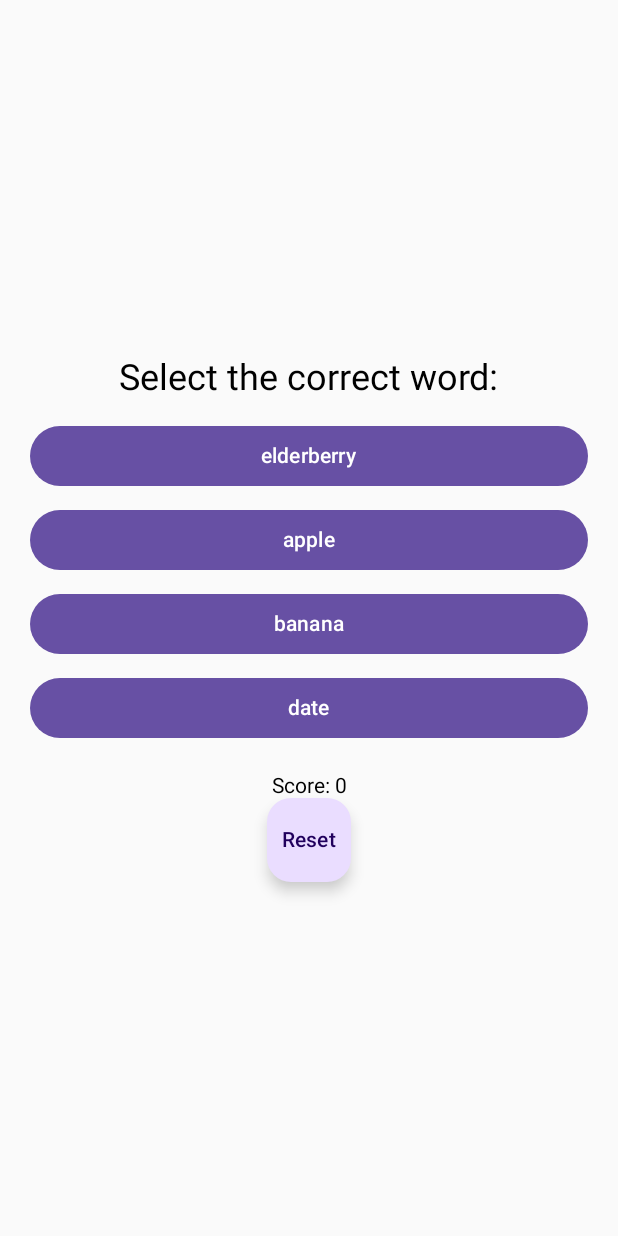
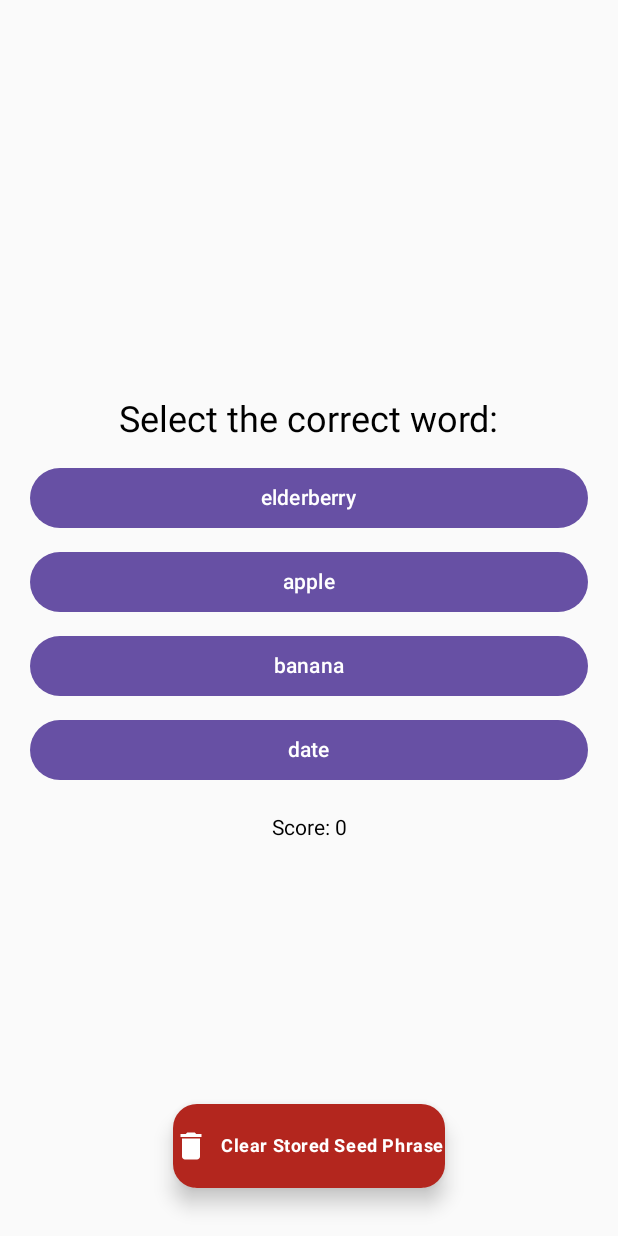
Before and after one commit to emfarih/remember-my-wallet, an Android app built with Jetpack Compose: the QuizGameScreen screen opened through its navigation route, on a phone screen of 412 x 824 dp. Run offline under Robolectric (Android 15) with nearby library versions, the phone set to English and light mode, and no system bars; our stand-ins replace Dagger/Hilt's generated code; 2 statements that could not run were skipped.

Commit message:
Fix Navigation Logic & clear seed logic

```diff
--- a/app/src/main/java/limited/m/remembermywallet/MyNavigation.kt
+++ b/app/src/main/java/limited/m/remembermywallet/MyNavigation.kt
@@ -71,7 +71,14 @@ fun MyNavigation(viewModel: SeedInputViewModel = hiltViewModel()) {
         }
         composable("quiz_game") {
             Log.d(TAG, "Navigating to QuizGameScreen")
-            QuizGameScreen()
+            QuizGameScreen(
+                onSeedCleared = {
+                    Log.d(TAG, "Seed cleared, navigating to SeedInputScreen")
+                    navController.navigate("seed_input") {
+                        popUpTo("quiz_game") { inclusive = true }
+                    }
+                }
+            )
         }
     }
 
--- a/app/src/main/java/limited/m/remembermywallet/ui/quizgame/QuizGameScreen.kt
+++ b/app/src/main/java/limited/m/remembermywallet/ui/quizgame/QuizGameScreen.kt
@@ -2,25 +2,34 @@ package limited.m.remembermywallet.ui.quizgame
 
 import android.util.Log
 import androidx.compose.foundation.layout.*
+import androidx.compose.material.icons.Icons
+import androidx.compose.material.icons.filled.Delete
 import androidx.compose.material3.*
 import androidx.compose.runtime.*
 import androidx.compose.ui.Alignment
 import androidx.compose.ui.Modifier
+import androidx.compose.ui.text.font.FontWeight
 import androidx.compose.ui.unit.dp
 import androidx.hilt.navigation.compose.hiltViewModel
 import limited.m.remembermywallet.viewmodel.QuizGameViewModel
+import limited.m.remembermywallet.viewmodel.SeedInputViewModel
 
 @Composable
-fun QuizGameScreen(viewModel: QuizGameViewModel = hiltViewModel()) {
+fun QuizGameScreen(quizGameViewModel: QuizGameViewModel = hiltViewModel(),
+                   seedInputViewModel: SeedInputViewModel = hiltViewModel(),
+                   onSeedCleared: () -> Unit) {
     @Suppress("LocalVariableName") val TAG = "QuizGameScreen"
-    val quizState by viewModel.quizState.collectAsState()
+    val quizState by quizGameViewModel.quizState.collectAsState()
 
     Log.d(TAG, "QuizGameScreen Composable Loaded")
 
-    Column(
+    Box(
         modifier = Modifier
             .fillMaxSize()
-            .padding(16.dp),
+            .padding(16.dp)
+    ) {
+        Column(
+            modifier = Modifier.fillMaxSize(),
             horizontalAlignment = Alignment.CenterHorizontally,
             verticalArrangement = Arrangement.Center
         ) {
@@ -34,7 +43,7 @@ fun QuizGameScreen(viewModel: QuizGameViewModel = hiltViewModel()) {
                     Button(
                         onClick = {
                             Log.d(TAG, "Answer Selected: $option")
-                        viewModel.checkAnswer(option)
+                            quizGameViewModel.checkAnswer(option)
                         },
                         modifier = Modifier
                             .fillMaxWidth()
@@ -48,12 +57,38 @@ fun QuizGameScreen(viewModel: QuizGameViewModel = hiltViewModel()) {
                 Text(text = "Score: ${quizState.score}")
                 Log.d(TAG, "Current Score: ${quizState.score}")
             }
+        }
 
-        FloatingActionButton(onClick = {
-            Log.d(TAG, "Quiz Reset Triggered")
-            viewModel.resetQuiz()
-        }) {
-            Text("Reset")
+        // Properly position the FloatingActionButton at the bottom center
+        FloatingActionButton(
+            onClick = {
+                Log.d(TAG, "Clear Stored Seed Phrase Triggered")
+                seedInputViewModel.clearSeed()
+                onSeedCleared()
+            },
+            modifier = Modifier
+                .align(Alignment.BottomCenter)
+                .padding(bottom = 16.dp),
+            containerColor = MaterialTheme.colorScheme.error, // Red color for deletion action
+            elevation = FloatingActionButtonDefaults.elevation(8.dp), // Adding shadow
+        ) {
+            Row(
+                verticalAlignment = Alignment.CenterVertically,
+                horizontalArrangement = Arrangement.spacedBy(8.dp)
+            ) {
+                Icon(
+                    imageVector = Icons.Filled.Delete, // Icon to indicate deletion
+                    contentDescription = "Clear Seed Phrase",
+                    tint = MaterialTheme.colorScheme.onError // Contrast with the background
+                )
+                Text(
+                    text = "Clear Stored Seed Phrase",
+                    style = MaterialTheme.typography.bodySmall.copy(
+                        fontWeight = FontWeight.Bold // Bold text for emphasis
+                    ),
+                    color = MaterialTheme.colorScheme.onError // Text color that contrasts with the button
+                )
             }
         }
     }
+}
--- a/app/src/main/java/limited/m/remembermywallet/viewmodel/QuizGameViewModel.kt
+++ b/app/src/main/java/limited/m/remembermywallet/viewmodel/QuizGameViewModel.kt
@@ -42,10 +42,4 @@ class QuizGameViewModel @Inject constructor(private val repository: QuizReposito
         Log.d(tag, "Answer selected: $selectedAnswer, Correct: $isCorrect, New Score: $newScore")
         loadNewQuestion()
     }
-
-    fun resetQuiz() {
-        _quizState.value = QuizState()
-        Log.d(tag, "Quiz reset")
-        loadNewQuestion()
-    }
 }
```
Also changed, not shown: app/src/main/java/limited/m/remembermywallet/data/SecureStorage.kt (+4 -4 lines), app/src/main/java/limited/m/remembermywallet/viewmodel/SeedInputViewModel.kt (+8 -8 lines), app/src/main/java/limited/m/remembermywallet/ui/quizgame/ResetFloatingButton.kt (added). Lines whose indentation alone changed are shown as unchanged.
